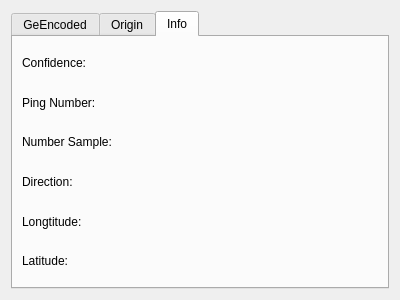
Old version of the form dialog.ui in the repository kimkimyoung/PCL-SonarDetector.
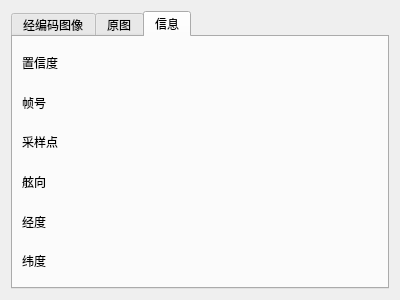
New version of the form. The open tabs and pages were chosen to show the change.

```diff
--- a/dialog.ui
+++ b/dialog.ui
@@ -21,7 +21,7 @@
      </property>
      <widget class="QWidget" name="GeEncoded">
       <attribute name="title">
-       <string>GeEncoded</string>
+       <string>经编码图像</string>
       </attribute>
       <layout class="QGridLayout" name="gridLayout_3">
        <item row="0" column="0">
@@ -41,7 +41,7 @@
      </widget>
      <widget class="QWidget" name="Origin">
       <attribute name="title">
-       <string>Origin</string>
+       <string>原图</string>
       </attribute>
       <layout class="QGridLayout" name="gridLayout_2">
        <item row="0" column="0">
@@ -64,7 +64,7 @@
      </widget>
      <widget class="QWidget" name="Info">
       <attribute name="title">
-       <string>Info</string>
+       <string>信息</string>
       </attribute>
       <layout class="QHBoxLayout" name="horizontalLayout">
        <item>
@@ -72,42 +72,42 @@
          <item>
           <widget class="QLabel" name="Confidence">
            <property name="text">
-            <string>Confidence:</string>
+            <string>置信度</string>
            </property>
           </widget>
          </item>
          <item>
           <widget class="QLabel" name="PingNumber">
            <property name="text">
-            <string>Ping Number:</string>
+            <string>帧号</string>
            </property>
           </widget>
          </item>
          <item>
           <widget class="QLabel" name="NumberSample">
            <property name="text">
-            <string>Number Sample:</string>
+            <string>采样点</string>
            </property>
           </widget>
          </item>
          <item>
           <widget class="QLabel" name="label">
            <property name="text">
-            <string>Direction:</string>
+            <string>舷向</string>
            </property>
           </widget>
          </item>
          <item>
           <widget class="QLabel" name="Longtitude">
            <property name="text">
-            <string>Longtitude:</string>
+            <string>经度</string>
            </property>
           </widget>
          </item>
          <item>
           <widget class="QLabel" name="Latitude">
            <property name="text">
-            <string>Latitude:</string>
+            <string>纬度</string>
            </property>
           </widget>
          </item>
```
Left out of the diff: 4 changed lines with no effect on the pictures.
